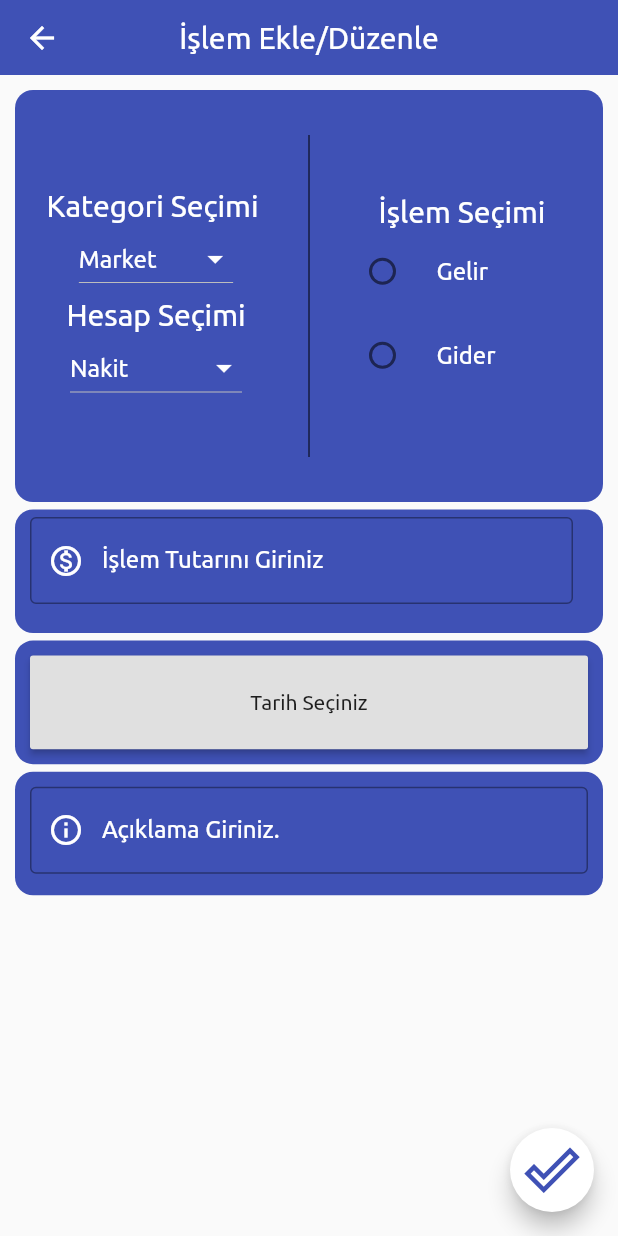
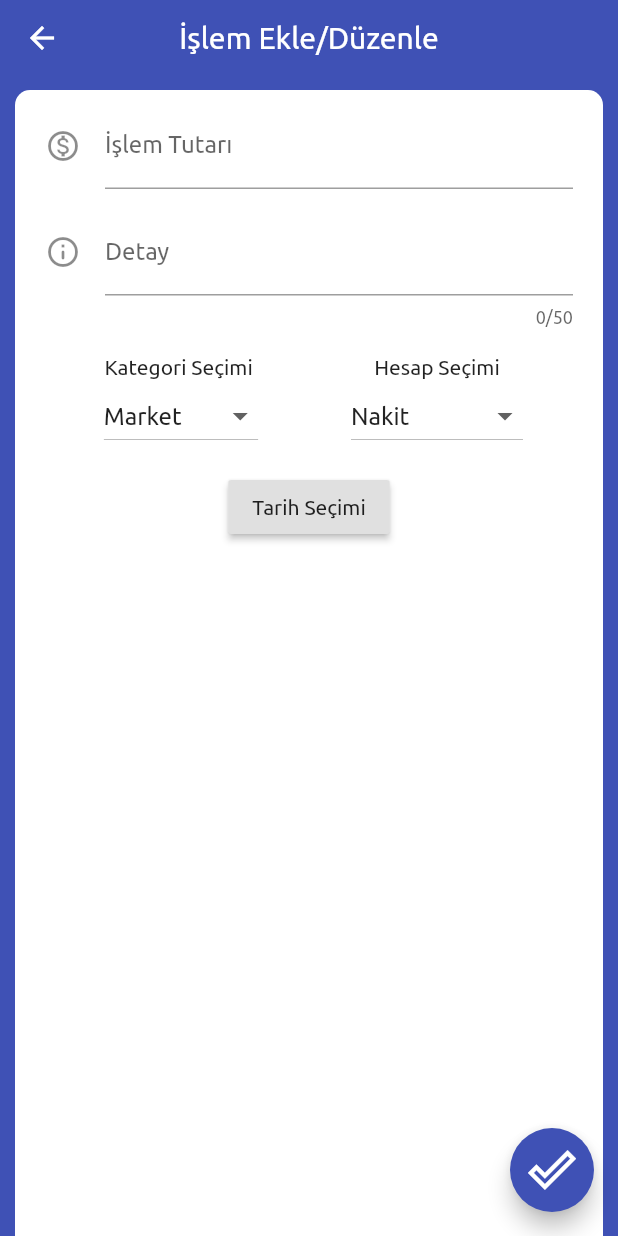
Before and after one commit to fatihatagunn/wepurse, a Flutter app: the AddProcessPage screen opened directly, on a phone screen of 412 x 824 dp. Run offline on Flutter 3.47's test engine with Material 2 defaults, Android fonts, the phone set to English and light mode, and no system bars; our stand-ins replace date_format.

Commit message:
New design for add_process_page.dart .

```diff
--- a/lib/ui/add_process_page.dart
+++ b/lib/ui/add_process_page.dart
@@ -1,6 +1,6 @@
 import 'package:flutter/cupertino.dart';
 import 'package:flutter/material.dart';
-import 'package:wepurseapp/ui/my_home_page.dart';
+import 'my_home_page.dart';
 import 'appbar_widget.dart';
 
 class AddProcessPage extends StatefulWidget {
@@ -14,6 +14,7 @@ class AddProcessPageState extends State<AddProcessPage> {
   double inputAmount = 0.0;
 
   FocusNode _focusNode;
+
 
   int maxLine = 1;
 
@@ -51,51 +52,98 @@ class AddProcessPageState extends State<AddProcessPage> {
 
   @override
   Widget build(BuildContext context) {
+    DateTime today = DateTime.now();
+    DateTime monthAgo = DateTime(
+      2021,
+      today.month - 1,
+    );
+    DateTime monthAfter = DateTime(
+      2021,
+      today.month + 1,
+    );
+
     return Material(
       child: Scaffold(
+        backgroundColor: Colors.indigo,
         resizeToAvoidBottomPadding: false,
         appBar: AppBarWidget.withTitle("İşlem Ekle/Düzenle"),
         body: Padding(
-          padding: EdgeInsets.all(10),
+          padding: EdgeInsets.only(
+            left: 10,
+            top: 10,
+            right: 10,
+          ),
+          child: Container(
+            width: double.infinity,
+            height: MediaQuery.of(context).size.height,
+            decoration: BoxDecoration(
+              color: Colors.white,
+              borderRadius: BorderRadius.only(
+                topLeft: Radius.circular(10),
+                topRight: Radius.circular(10),
+              ),
+            ),
             child: Column(
               children: <Widget>[
+                Padding(
+                  padding: const EdgeInsets.only(
+                    right: 20,
+                    left: 20,
+                    top: 8,
+                    bottom: 5,
+                  ),
+                  child: TextField(
+                    keyboardType: TextInputType.number,
+                    textInputAction: TextInputAction.next,
+                    decoration: InputDecoration(
+                      icon: Icon(
+                        Icons.monetization_on_outlined,
+                      ),
+                      labelText: "İşlem Tutarı",
+                      hintText: "İşlem Tutarını Giriniz",
+                    ),
+
+                  ),
+                ),
+                Padding(
+                  padding: const EdgeInsets.only(
+                    right: 20,
+                    left: 20,
+                    top: 8,
+                    bottom: 5,
+                  ),
+                  child: TextField(
+                    maxLines: maxLine,
+                    maxLength: 50,
+                    maxLengthEnforced: true,
+                    autofocus: false,
+                    focusNode: _focusNode,
+                    decoration: InputDecoration(
+                      icon: Icon(
+                        Icons.info_outline_rounded,
+                      ),
+                      labelText: "Detay ",
+                      hintText: "İşlem Detaylarını Giriniz",
+                    ),
+                  ),
+                ),
+                Row(
+                  mainAxisAlignment: MainAxisAlignment.spaceEvenly,
+                  children: <Widget>[
                     Container(
-                width: double.infinity,
-                height: MediaQuery.of(context).size.height / 3,
-                decoration: BoxDecoration(
-                  color: Colors.indigo,
-                  borderRadius: BorderRadius.circular(12),
-                ),
-                child: Row(
-                  children: <Widget>[
-                    Expanded(
-                      child: Container(
-                        margin: EdgeInsets.all(5),
-                        decoration: BoxDecoration(
-                            borderRadius: BorderRadius.only(
-                          topLeft: Radius.circular(10),
-                          bottomRight: Radius.circular(10),
-                        )),
+                      width: 120,
+                      height: 90,
                       child: Column(
                         mainAxisAlignment: MainAxisAlignment.center,
                         children: <Widget>[
                           Text(
                             "Kategori Seçimi ",
-                              style: TextStyle(
-                                fontSize: 20,
-                                color: Colors.white,
-                              ),
                           ),
                           DropdownButton<String>(
-                              iconEnabledColor: Colors.white,
-                              dropdownColor: Colors.indigo,
                             items: categories.map((chosenCategory) {
                               return DropdownMenuItem<String>(
                                 child: Text(
                                   chosenCategory,
-                                    style: TextStyle(
-                                      color: Colors.white,
-                                    ),
                                 ),
                                 value: chosenCategory,
                               );
@@ -107,26 +155,23 @@ class AddProcessPageState extends State<AddProcessPage> {
                             },
                             value: chosenCategory,
                           ),
-                            SizedBox(
-                              height: 2,
+                        ],
                       ),
+                    ),
+                    Container(
+                      width: 120,
+                      height: 90,
+                      child: Column(
+                        mainAxisAlignment: MainAxisAlignment.center,
+                        children: <Widget>[
                           Text(
                             "Hesap Seçimi",
-                              style: TextStyle(
-                                fontSize: 20,
-                                color: Colors.white,
-                              ),
                           ),
                           DropdownButton<String>(
-                              iconEnabledColor: Colors.white,
-                              dropdownColor: Colors.indigo,
                             items: accounts.map((chosenAccount) {
                               return DropdownMenuItem<String>(
                                 child: Text(
                                   chosenAccount,
-                                    style: TextStyle(
-                                      color: Colors.white,
-                                    ),
                                 ),
                                 value: chosenAccount,
                               );
@@ -141,165 +186,32 @@ class AddProcessPageState extends State<AddProcessPage> {
                         ],
                       ),
                     ),
+                  ],
                 ),
-                    VerticalDivider(
-                      color: Colors.black,
-                      indent: 30,
-                      endIndent: 30,
-                    ),
-                    Expanded(
-                      child: Container(
-                        margin: EdgeInsets.all(5),
-                        decoration: BoxDecoration(
-                          borderRadius: BorderRadius.only(
-                            topRight: Radius.circular(10),
-                            bottomLeft: Radius.circular(10),
-                          ),
-                        ),
-                        child: Column(
-                          mainAxisAlignment: MainAxisAlignment.center,
-                          children: <Widget>[
-                            Text(
-                              "İşlem Seçimi",
-                              style: TextStyle(
-                                fontSize: 20,
-                                color: Colors.white,
-                              ),
-                            ),
-                            RadioListTile<String>(
-                              activeColor: Colors.white,
-                              value: "Gelir",
-                              groupValue: process,
-                              onChanged: (value) {
-                                setState(() {
-                                  process = value;
+                RaisedButton(
+                  onPressed: () {
+                    showDatePicker(
+                      context: context,
+                      initialDate: today,
+                      firstDate: monthAgo,
+                      lastDate: monthAfter,
+                    ).then((chosenDate) {
+                      today = chosenDate;
                     });
                   },
-                              title: Text(
-                                "Gelir",
-                                style: TextStyle(
-                                  color: Colors.white,
-                                ),
-                              ),
-                            ),
-                            RadioListTile<String>(
-                              activeColor: Colors.white,
-                              value: "Gider",
-                              groupValue: process,
-                              onChanged: (value) {
-                                setState(() {
-                                  process = value;
-                                });
-                              },
-                              title: Text(
-                                "Gider",
-                                style: TextStyle(
-                                  color: Colors.white,
-                                ),
+                  child: Text(
+                    "Tarih Seçimi",
                   ),
                 ),
               ],
             ),
           ),
         ),
-                  ],
-                ),
-              ),
-              Container(
-                margin: EdgeInsets.only(
-                  top: 5,
-                ),
-                padding: EdgeInsets.only(
-                  left: 10,
-                  top: 5,
-                  right: 20,
-                  bottom: 5,
-                ),
-                width: double.infinity,
-                height: MediaQuery.of(context).size.height / 10,
-                decoration: BoxDecoration(
-                  color: Colors.indigo,
-                  borderRadius: BorderRadius.circular(12),
-                ),
-                child: TextFormField(
-                  maxLines: 1,
-                  keyboardType: TextInputType.number,
-                  decoration: InputDecoration(
-                    labelStyle: TextStyle(
-                      color: Colors.white,
-                    ),
-                    labelText: "İşlem Tutarını Giriniz",
-                    prefixIcon: Icon(
-                      Icons.monetization_on_outlined,
-                      color: Colors.white,
-                    ),
-                    border: OutlineInputBorder(),
-                    focusedBorder: OutlineInputBorder(
-                      borderSide: BorderSide(
-                        color: Colors.white,
-                      ),
-                    ),
-                  ),
-                ),
-              ),
-              Container(
-                margin: EdgeInsets.only(
-                  top: 5,
-                ),
-                padding: EdgeInsets.all(10),
-                width: double.infinity,
-                height: MediaQuery.of(context).size.height / 10,
-                decoration: BoxDecoration(
-                  color: Colors.indigo,
-                  borderRadius: BorderRadius.circular(12),
-                ),
-                child: RaisedButton(
-                  child: Text("Tarih Seçiniz"),
-                  onPressed: () {},
-                ),
-              ),
-              Container(
-                margin: EdgeInsets.only(
-                  top: 5,
-                ),
-                padding: EdgeInsets.all(10),
-                width: double.infinity,
-                height: MediaQuery.of(context).size.height / 10,
-                decoration: BoxDecoration(
-                  color: Colors.indigo,
-                  borderRadius: BorderRadius.circular(12),
-                ),
-                child: TextFormField(
-                  autofocus: false,
-                  focusNode: _focusNode,
-                  maxLines: maxLine,
-                  decoration: InputDecoration(
-                    labelStyle: TextStyle(
-                      color: Colors.white,
-                    ),
-                    labelText: "Açıklama Giriniz.",
-                    prefixIcon: Icon(
-                      Icons.info_outline,
-                      color: Colors.white,
-                    ),
-                    border: OutlineInputBorder(),
-                    focusedBorder: OutlineInputBorder(
-                      borderSide: BorderSide(
-                        color: Colors.white,
-                      ),
-                    ),
-                  ),
-                ),
-              ),
-            ],
-          ),
-        ),
         floatingActionButton: FloatingActionButton(
-          backgroundColor: Colors.white,
+          backgroundColor: Colors.indigo,
           child: Icon(
             Icons.done_outline_outlined,
-            color: Colors.indigo,
-            size: 37,
+            size: 32,
           ),
           onPressed: () {
             Navigator.pushReplacement(
```
Lines whose indentation alone changed are shown as unchanged.
